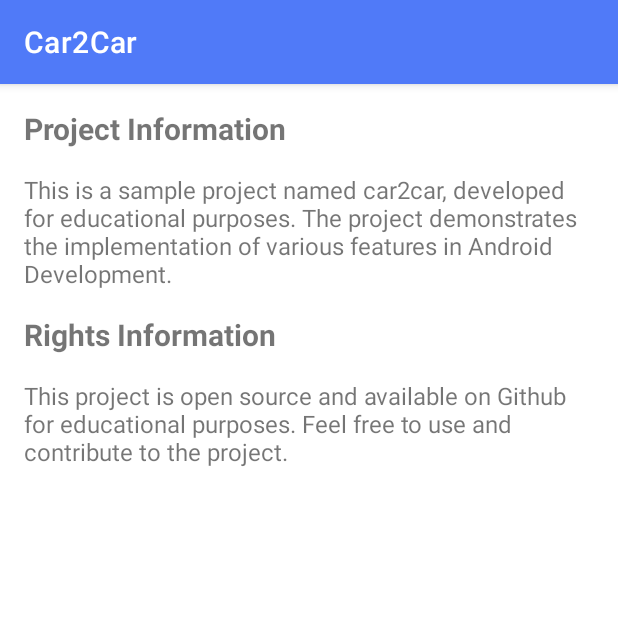
After one commit to LukaKemo/AIR-JCC22-Car2Car-MobileAndroidApp, an Android app: the AboutActivity screen opened directly, with no data from a screen before it, on a phone screen of 412 x 824 dp, the top half of it. The commit adds this screen. Run offline under Robolectric (Android 15) with nearby library versions, the phone set to English and light mode, and no system bars.

Commit message:
Added About functionality

```diff
--- a/Android/app/build.gradle
+++ b/Android/app/build.gradle
@@ -39,6 +39,7 @@
 
 dependencies {
     implementation 'androidx.constraintlayout:constraintlayout:2.1.4'
+    implementation 'androidx.preference:preference:1.2.0'
     testImplementation 'junit:junit:4.13.2'
     androidTestImplementation 'androidx.test.ext:junit:1.1.4'
     androidTestImplementation 'androidx.test.espresso:espresso-core:3.5.0'
--- /dev/null
+++ b/Android/app/src/main/java/hr/foi/air/car2car/AboutActivity.kt
@@ -0,0 +1,11 @@
+package hr.foi.air.car2car
+
+import android.os.Bundle
+import androidx.appcompat.app.AppCompatActivity
+
+class AboutActivity : AppCompatActivity() {
+    override fun onCreate(savedInstanceState: Bundle?) {
+        super.onCreate(savedInstanceState)
+        setContentView(R.layout.activity_about)
+    }
+}
--- /dev/null
+++ b/Android/app/src/main/java/hr/foi/air/car2car/SettingsActivity.kt
@@ -0,0 +1,4 @@
+package hr.foi.air.car2car
+
+class SettingsActivity {
+}
--- /dev/null
+++ b/Android/app/src/main/res/drawable/about_icon.xml
@@ -0,0 +1,5 @@
+<vector android:height="24dp" android:tint="#000000"
+    android:viewportHeight="24" android:viewportWidth="24"
+    android:width="24dp" xmlns:android="http://schemas.android.com/apk/res/android">
+    <path android:fillColor="@android:color/white" android:pathData="M11.07,12.85c0.77,-1.39 2.25,-2.21 3.11,-3.44c0.91,-1.29 0.4,-3.7 -2.18,-3.7c-1.69,0 -2.52,1.28 -2.87,2.34L6.54,6.96C7.25,4.83 9.18,3 11.99,3c2.35,0 3.96,1.07 4.78,2.41c0.7,1.15 1.11,3.3 0.03,4.9c-1.2,1.77 -2.35,2.31 -2.97,3.45c-0.25,0.46 -0.35,0.76 -0.35,2.24h-2.89C10.58,15.22 10.46,13.95 11.07,12.85zM14,20c0,1.1 -0.9,2 -2,2s-2,-0.9 -2,-2c0,-1.1 0.9,-2 2,-2S14,18.9 14,20z"/>
+</vector>
--- /dev/null
+++ b/Android/app/src/main/res/layout/activity_about.xml
@@ -0,0 +1,36 @@
+<LinearLayout xmlns:android="http://schemas.android.com/apk/res/android"
+    xmlns:app="http://schemas.android.com/apk/res-auto"
+    android:layout_width="match_parent"
+    android:layout_height="match_parent"
+    android:orientation="vertical"
+    android:padding="16dp">
+
+    <TextView
+        android:layout_width="match_parent"
+        android:layout_height="wrap_content"
+        android:text="Project Information"
+        android:textSize="20sp"
+        android:textStyle="bold" />
+
+    <TextView
+        android:layout_width="match_parent"
+        android:layout_height="wrap_content"
+        android:text="This is a sample project named car2car, developed for educational purposes. The project demonstrates the implementation of various features in Android Development."
+        android:textSize="16sp"
+        android:paddingTop="16dp" />
+
+    <TextView
+        android:layout_width="match_parent"
+        android:layout_height="wrap_content"
+        android:text="Rights Information"
+        android:textSize="20sp"
+        android:textStyle="bold"
+        android:paddingTop="16dp" />
+
+    <TextView
+        android:layout_width="match_parent"
+        android:layout_height="wrap_content"
+        android:text="This project is open source and available on Github for educational purposes. Feel free to use and contribute to the project."
+        android:textSize="16sp"
+        android:paddingTop="16dp" />
+</LinearLayout>
--- a/Android/app/src/main/res/layout/activity_main_map.xml
+++ b/Android/app/src/main/res/layout/activity_main_map.xml
@@ -29,5 +29,4 @@
         android:layout_marginRight="0dp"
         tools:ignore="MissingConstraints" />
 
-
 </androidx.constraintlayout.widget.ConstraintLayout>
--- a/Android/app/src/main/res/values/strings.xml
+++ b/Android/app/src/main/res/values/strings.xml
@@ -7,6 +7,4 @@
     <string name="cluste_username">TO-ENTER</string>
     <string name="cluster_password">TO-ENTER</string>
     <string name="notifications">!</string>
-    <!-- TODO: Remove or change this placeholder text -->
-    <string name="hello_blank_fragment">Hello blank fragment</string>
 </resources>
```
Also changed, not shown: Android/app/src/main/AndroidManifest.xml (+8 -0 lines), Android/app/src/main/java/hr/foi/air/car2car/MainMapActivity.kt (+27 -6 lines), Android/app/src/main/res/layout/activity_settings.xml (added, +30 -0 lines), Android/app/src/main/res/menu/main_navbar.xml (deleted, +0 -15 lines), Android/app/src/main/res/menu/secondary_navigation.xml (added, +14 -0 lines).
